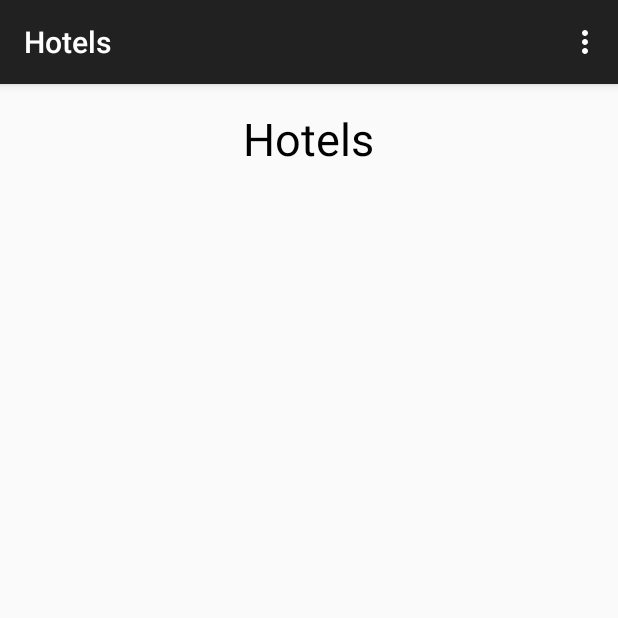
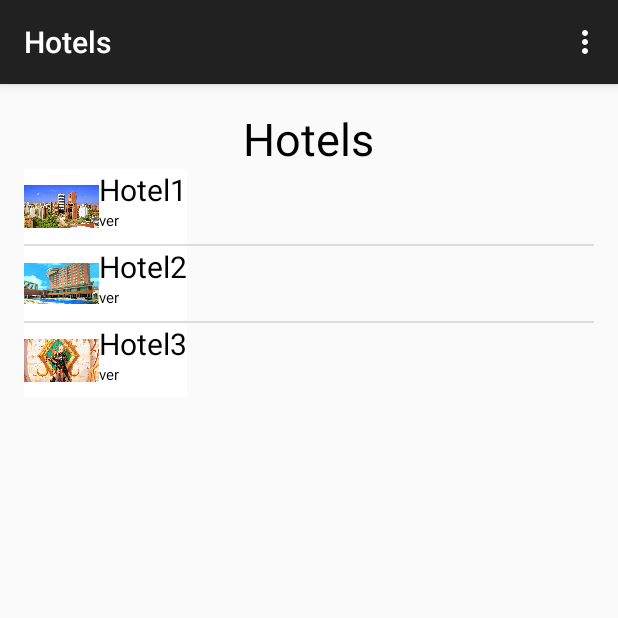
Before and after one commit to Alejolaya/Practica4, an Android app: the Hoteles screen opened directly, with no data from a screen before it, on a phone screen of 412 x 824 dp, the top half of it. Run offline under Robolectric (Android 15) with nearby library versions, the phone set to English and light mode, and no system bars.

Commit message:
Todas las Listas, falta la info

```diff
--- a/app/src/main/java/com/example/alejolaya/practica4/Hoteles.java
+++ b/app/src/main/java/com/example/alejolaya/practica4/Hoteles.java
@@ -1,34 +1,86 @@
 package com.example.alejolaya.practica4;
 
+import android.content.Context;
 import android.content.Intent;
 import android.support.v7.app.AppCompatActivity;
 import android.os.Bundle;
+import android.view.LayoutInflater;
 import android.view.Menu;
 import android.view.MenuItem;
+import android.view.View;
+import android.view.ViewGroup;
 import android.widget.Adapter;
 import android.widget.ArrayAdapter;
+import android.widget.ImageView;
 import android.widget.ListView;
+import android.widget.TextView;
 import android.widget.Toast;
 import android.widget.AdapterView;
 
 
 public class Hoteles extends AppCompatActivity {
-    ArrayAdapter<String> Adaphoteles;
-    ListView listMenu;
+    ArrayAdapter<String> Adaphotel;
+    ListView listHotel;
     int selected;
-    private ListaMenu[] datoshoteles=
-            new ListaMenu[]{
-                    new ListaMenu(R.drawable.smartbarranquilla1,"History","ver"),
-                    new ListaMenu(R.drawable.smarthotel1,"Hotels","ver"),
-                    new ListaMenu(R.drawable.prueba2,"Bars","ver"),
-                    new ListaMenu(R.drawable.prueba2,"Tourist places","ver")
+    private ListaHoteles[] datoshoteles=new ListaHoteles[]{
+                    new ListaHoteles(R.drawable.smartbarranquilla1,"Hotel1","ver"),
+                    new ListaHoteles(R.drawable.smarthotel1,"Hotel2","ver"),
+                    new ListaHoteles(R.drawable.prueba2,"Hotel3","ver")
+
 
             };
     @Override
     protected void onCreate(Bundle savedInstanceState) {
         super.onCreate(savedInstanceState);
         setContentView(R.layout.activity_hoteles);
+        Adaphotel adaphotel= new Adaphotel(this,datoshoteles);
+        listHotel=(ListView) findViewById(R.id.ListHoteles);
+        listHotel.setAdapter(adaphotel);
+        listHotel.setOnItemClickListener(new AdapterView.OnItemClickListener() {
 
+            @Override
+            public void onItemClick(AdapterView<?> parent, View view, int position, long id) {
+                //Toast.makeText(MainActivity.this, String.valueOf(parent.getItemIdAtPosition(position)), Toast.LENGTH_LONG).show();
+                selected = (int) parent.getItemIdAtPosition(position);
+                switch (selected) {
+                    case 0:
+                        Toast.makeText(Hoteles.this, "Hotel1", Toast.LENGTH_SHORT).show();
+                        //startActivity(new Intent(getApplicationContext(), hotel1.class));
+                        break;
+                    case 1:
+                        Toast.makeText(Hoteles.this, "Hotel2", Toast.LENGTH_SHORT).show();
+                        //startActivity(new Intent(getApplicationContext(), hotel2.class));
+                        break;
+                    case 2:
+                        Toast.makeText(Hoteles.this, "Hotel3", Toast.LENGTH_SHORT).show();
+                        //startActivity(new Intent(getApplicationContext(), hotel3.class));
+                        break;
+                }
+            }
+        });
+    }
+    public class Adaphotel extends ArrayAdapter {
+        public Adaphotel(Context context, ListaHoteles[] datoshoteles) {
+            super(context, R.layout.layaout_hoteles, datoshoteles);
+        }
+        @Override
+        public View getView(int position, View convertView, ViewGroup parent) {
+
+            LayoutInflater inflater2 = LayoutInflater.from(getContext());
+            View itemhotel = inflater2.inflate(R.layout.layaout_hoteles, null);
+
+            TextView hotel = (TextView) itemhotel.findViewById(R.id.tvMenuItemHotel);
+            hotel.setText(datoshoteles[position].getTitulo());
+
+            TextView info2 = (TextView) itemhotel.findViewById(R.id.tvSubItemHotel);
+            info2.setText(datoshoteles[position].getSubtitulo());
+
+            ImageView imagen = (ImageView) itemhotel.findViewById(R.id.imagenHotel);
+            imagen.setImageResource(datoshoteles[position].getIdImagen());
+
+
+            return itemhotel;
+        }
 
     }
 
--- a/app/src/main/java/com/example/alejolaya/practica4/ListaHoteles.java
+++ b/app/src/main/java/com/example/alejolaya/practica4/ListaHoteles.java
@@ -4,4 +4,25 @@ package com.example.alejolaya.practica4;
  * Created by USER on 04/10/2015.
  */
 public class ListaHoteles {
+    private int idImagen;
+    private String titulo;
+    private String Subtitulo;
+
+    public ListaHoteles(int idImagen, String titulo, String subtitulo) {
+        this.idImagen = idImagen;
+        this.titulo = titulo;
+        Subtitulo = subtitulo;
+    }
+
+    public int getIdImagen() {
+        return idImagen;
+    }
+
+    public String getTitulo() {
+        return titulo;
+    }
+
+    public String getSubtitulo() {
+        return Subtitulo;
+    }
 }
```
Also changed, not shown: app/src/main/java/com/example/alejolaya/practica4/Bars.java (+64 -0 lines), app/src/main/java/com/example/alejolaya/practica4/ListaBars.java (+21 -0 lines), app/src/main/java/com/example/alejolaya/practica4/ListaOthesSites.java (+21 -0 lines), app/src/main/java/com/example/alejolaya/practica4/MainActivity.java (+12 -2 lines), app/src/main/java/com/example/alejolaya/practica4/OthersSites.java (+66 -0 lines), 1 other file.
